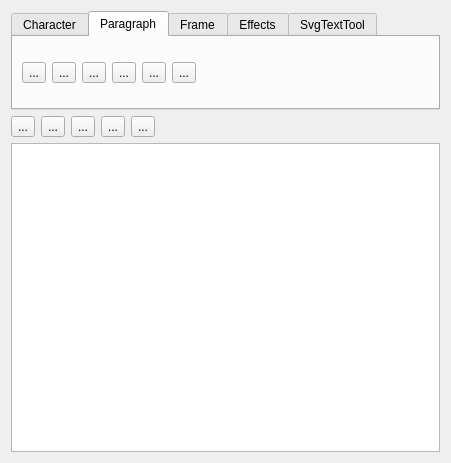
First picture: the form in plugins/tools/svgtexttool/WdgSvgTextEditor.ui, repository KDE/krita, before the edit.
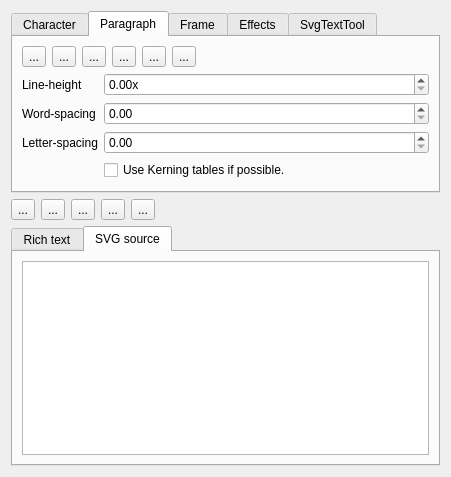
Second picture: the form after the edit. The open tabs and pages were chosen to show the change. Icons and pictures are not drawn. Custom widgets are drawn as their Qt base class.

Commit message:
Add a rich text editor tab, attach some functions, and other stuff.
Don't code when traveling, this ends with attempting to do 5 things at once...

Patch:
```diff
--- a/plugins/tools/svgtexttool/WdgSvgTextEditor.ui
+++ b/plugins/tools/svgtexttool/WdgSvgTextEditor.ui
@@ -188,7 +188,9 @@
       <attribute name="title">
        <string>Paragraph</string>
       </attribute>
-      <layout class="QHBoxLayout" name="horizontalLayout_3">
+      <layout class="QVBoxLayout" name="verticalLayout_4">
+       <item>
+        <layout class="QHBoxLayout" name="horizontalLayout_5">
        <item>
         <widget class="QToolButton" name="bnJustifyLeft">
          <property name="text">
@@ -269,6 +271,70 @@
         </spacer>
        </item>
       </layout>
+       </item>
+       <item>
+        <layout class="QFormLayout" name="formLayout">
+         <item row="0" column="0">
+          <widget class="QLabel" name="label_3">
+           <property name="text">
+            <string>Line-height</string>
+           </property>
+          </widget>
+         </item>
+         <item row="0" column="1">
+          <widget class="QDoubleSpinBox" name="spbLineHeight">
+           <property name="toolTip">
+            <string>The difference at which a new line is started.</string>
+           </property>
+           <property name="prefix">
+            <string/>
+           </property>
+           <property name="suffix">
+            <string>x</string>
+           </property>
+          </widget>
+         </item>
+         <item row="2" column="0">
+          <widget class="QLabel" name="label">
+           <property name="text">
+            <string>Letter-spacing</string>
+           </property>
+          </widget>
+         </item>
+         <item row="2" column="1">
+          <widget class="QDoubleSpinBox" name="snbLetterSpacing">
+           <property name="toolTip">
+            <string>Spacing between</string>
+           </property>
+          </widget>
+         </item>
+         <item row="4" column="1">
+          <widget class="QCheckBox" name="chkKerning">
+           <property name="toolTip">
+            <string>&lt;html&gt;&lt;head/&gt;&lt;body&gt;&lt;p&gt;Whether on not to use the internal kerning tables of a font.&lt;/p&gt;&lt;/body&gt;&lt;/html&gt;</string>
+           </property>
+           <property name="text">
+            <string>Use Kerning tables if possible.</string>
+           </property>
+          </widget>
+         </item>
+         <item row="1" column="1">
+          <widget class="QDoubleSpinBox" name="spbWordSpacing">
+           <property name="toolTip">
+            <string>Adjust the spacing between words.</string>
+           </property>
+          </widget>
+         </item>
+         <item row="1" column="0">
+          <widget class="QLabel" name="label_2">
+           <property name="text">
+            <string>Word-spacing</string>
+           </property>
+          </widget>
+         </item>
+        </layout>
+       </item>
+      </layout>
      </widget>
      <widget class="QWidget" name="tabFrame">
       <attribute name="title">
@@ -370,7 +436,29 @@
     </layout>
    </item>
    <item>
-    <widget class="QTextEdit" name="textEdit">
+    <widget class="QTabWidget" name="textTab">
+     <property name="currentIndex">
+      <number>0</number>
+     </property>
+     <widget class="QWidget" name="richTab">
+      <attribute name="title">
+       <string>Rich text</string>
+      </attribute>
+      <layout class="QVBoxLayout" name="verticalLayout_5">
+       <item>
+        <widget class="QTextEdit" name="richTextEdit"/>
+       </item>
+      </layout>
+      <zorder>svgTextEdit</zorder>
+      <zorder>richTextEdit</zorder>
+     </widget>
+     <widget class="QWidget" name="svgTab">
+      <attribute name="title">
+       <string>SVG source</string>
+      </attribute>
+      <layout class="QHBoxLayout" name="horizontalLayout_6">
+       <item>
+        <widget class="QTextEdit" name="svgTextEdit">
      <property name="sizePolicy">
       <sizepolicy hsizetype="Expanding" vsizetype="MinimumExpanding">
        <horstretch>0</horstretch>
@@ -380,6 +468,10 @@
      <property name="acceptRichText">
       <bool>false</bool>
      </property>
+        </widget>
+       </item>
+      </layout>
+     </widget>
     </widget>
    </item>
   </layout>
```
Left out of the diff: 45 changed lines with no effect on the pictures. Lines whose indentation alone changed are shown as unchanged. The commit also changes 2 other files.
